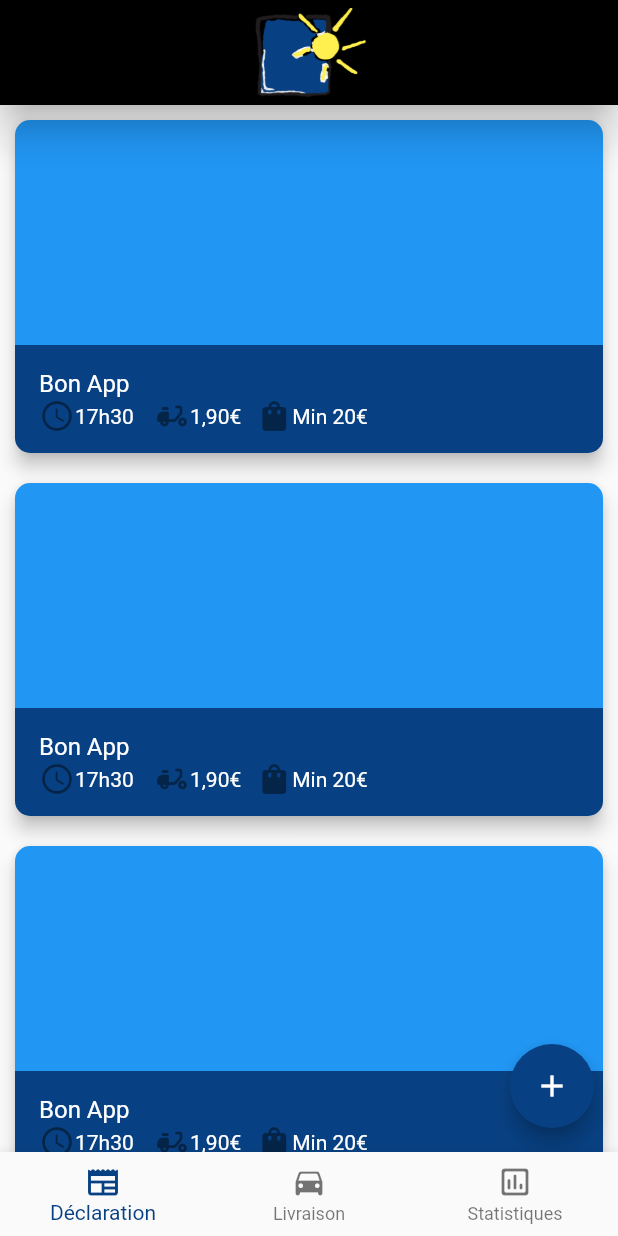
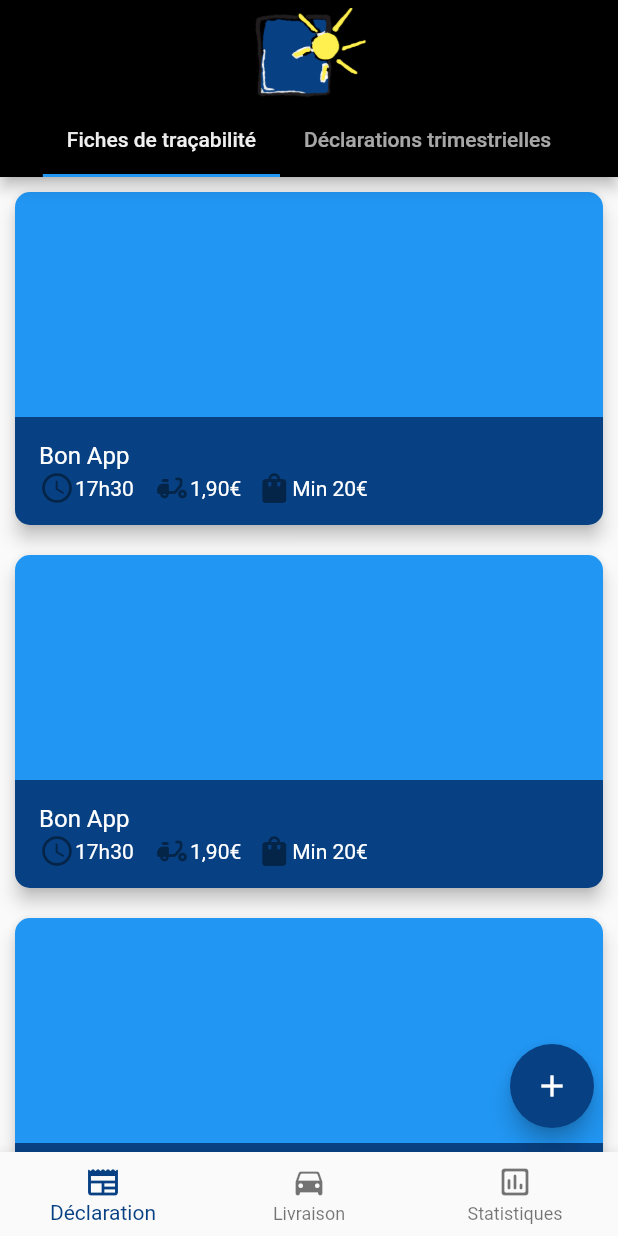
Before and after one commit to Nelahio/emmaus_dea, a Flutter app: the screen it shows after launch, on a phone screen of 412 x 824 dp. Run offline on Flutter 3.47's test engine with Material 2 defaults, Android fonts, the light colour scheme and no system bars; drawn by our look-alikes of flutter_expandable_fab; our stand-ins replace flutter_dotenv.

Commit message:
Update page_declaration.dart
Ajout d'une TabBar pour les fiches et les déclarations

```diff
--- a/lib/pages/page_declaration.dart
+++ b/lib/pages/page_declaration.dart
@@ -11,15 +11,50 @@ class PageDeclaration extends StatefulWidget {
   State<PageDeclaration> createState() => _PageDeclarationState();
 }
 
-class _PageDeclarationState extends State<PageDeclaration> {
+class _PageDeclarationState extends State<PageDeclaration>
+    with TickerProviderStateMixin {
+  late TabController _tabController;
+
+  @override
+  void initState() {
+    super.initState();
+    _tabController = TabController(length: 2, vsync: this);
+  }
+
   @override
   Widget build(BuildContext context) {
     return Scaffold(
-      body: ListView.builder(
-        itemCount: 4,
-        itemBuilder: (BuildContext context, int index) {
-          return CardDeclaration();
-        },
+      appBar: AppBar(
+        backgroundColor: Colors.black,
+        toolbarHeight: 0,
+        bottom: TabBar(
+          // indicatorSize: ,
+          controller: _tabController,
+          automaticIndicatorColorAdjustment: true,
+          isScrollable: true,
+          tabs: [
+            Tab(
+              // icon: Icon(Icons.directions_car),
+              text: "Fiches de traçabilité",
+            ),
+            Tab(
+              // icon: Icon(Icons.fire_truck_rounded),
+              text: "Déclarations trimestrielles",
+            ),
+          ],
+        ),
+      ),
+      body: TabBarView(
+        controller: _tabController,
+        children: [
+          ListView.builder(
+            itemCount: 4,
+            itemBuilder: (BuildContext context, int index) {
+              return CardDeclaration();
+            },
+          ),
+          Icon(Icons.directions_transit),
+        ],
       ),
       floatingActionButtonLocation: ExpandableFab.location,
       floatingActionButton: ExpandableFab(
```
